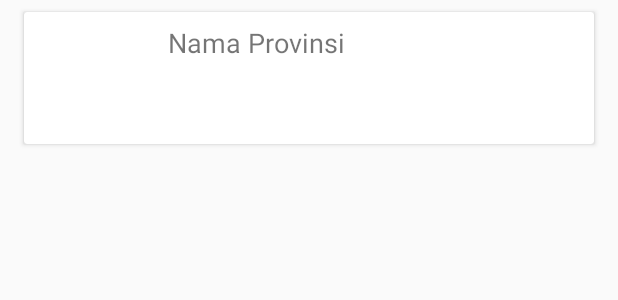
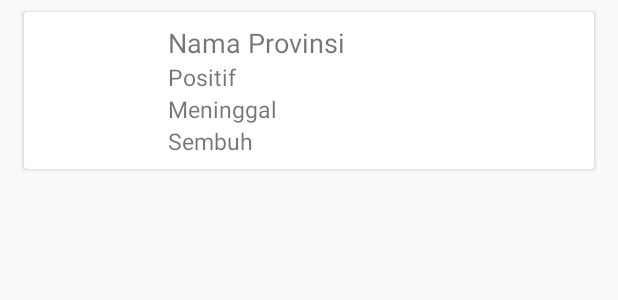
Before and after one commit to RizkiKarianata/smk-coding-covid-app, an Android app: the layout covid_provinces_item.xml on its own in the app's theme, with its tools: preview values and no code run, on a phone screen of 412 x 824 dp. Shown: the top 300 px of the screen. Run offline under Robolectric (Android 15) with nearby library versions, the phone set to English and light mode, and no system bars; Roboto replaces fonts that are not available here.

Commit message:
Update Provinces Fragment

```diff
--- a/app/src/main/res/layout/covid_provinces_item.xml
+++ b/app/src/main/res/layout/covid_provinces_item.xml
@@ -27,6 +27,25 @@
                 android:layout_height="wrap_content"
                 android:text="Nama Provinsi"
                 android:textSize="18sp"/>
+            <TextView
+                android:id="@+id/txtPositif"
+                android:layout_width="wrap_content"
+                android:layout_height="wrap_content"
+                android:text="Positif"
+                android:textSize="15sp"/>
+            <TextView
+                android:id="@+id/txtMeninggal"
+                android:layout_width="wrap_content"
+                android:layout_height="wrap_content"
+                android:text="Meninggal"
+                android:textSize="15sp"/>
+            <TextView
+                android:id="@+id/txtSembuh"
+                android:layout_width="wrap_content"
+                android:layout_height="wrap_content"
+                android:text="Sembuh"
+                android:textSize="15sp"/>
+
         </LinearLayout>
     </LinearLayout>
 </androidx.cardview.widget.CardView>
```
Also changed, not shown: app/src/main/java/com/example/challenge2/CovidProvincesAdapter.kt (+34 -1 lines), app/src/main/java/com/example/challenge2/ProvincesFragment.kt (+67 -5 lines).
